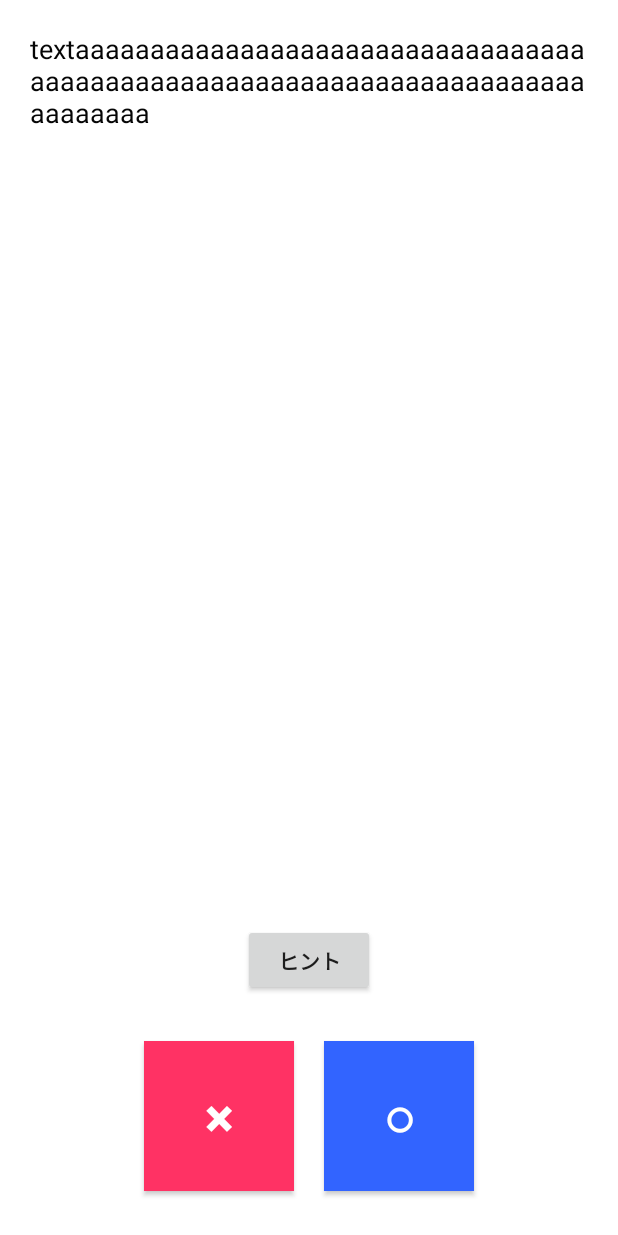
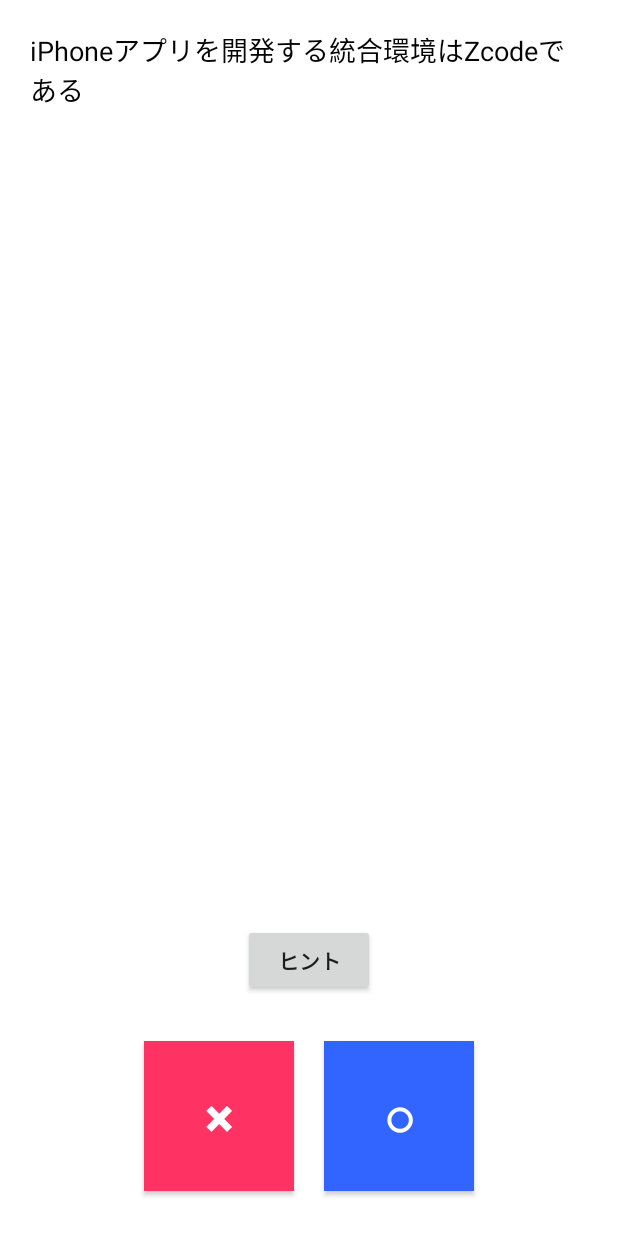
Before and after one commit to yuipuccho/MarubatuApp_android, an Android app: the screen it shows after launch (MainActivity), on a phone screen of 412 x 824 dp. Run offline under Robolectric (Android 15) with nearby library versions, the phone set to English and light mode, and no system bars.

Commit message:
[Add] Show question

```diff
--- a/app/src/main/java/com/example/marubatuapp/MainActivity.kt
+++ b/app/src/main/java/com/example/marubatuapp/MainActivity.kt
@@ -5,11 +5,46 @@ import android.os.Bundle
 import com.example.marubatuapp.databinding.ActivityMainBinding
 
 class MainActivity : Activity() {
+
     private lateinit var binding: ActivityMainBinding
+
+    /** 正解数 */
+    private var correctCount: Int = 0
+
+    /** 現在何問目か */
+    private var currentQuestionNum = 1
+
+    private enum class Questions(val id: Int, val question: Int, val answer: Boolean) {
+        Q1(1, R.string.question1, false),
+        Q2(2, R.string.question2, true),
+        Q3(3, R.string.question3, true),
+        Q4(4, R.string.question4, true);
+
+        companion object {
+            fun getQuestionFromId(id: Int): Questions {
+                return values().first { it.id == id }
+            }
+        }
+    }
+
     override fun onCreate(savedInstanceState: Bundle?) {
         super.onCreate(savedInstanceState)
         binding = ActivityMainBinding.inflate(layoutInflater)
         val view = binding.root
         setContentView(view)
+
+        println(Questions.Q1.id)
+        println(Questions.getQuestionFromId(1).id)
+        println(Questions.values().size)
+        println("aaa")
+
+        showQuestion()
     }
+
+    /** 問題を表示する */
+    private fun showQuestion() {
+        if (currentQuestionNum > Questions.values().size) { return }
+        binding.questionText.setText(Questions.getQuestionFromId(currentQuestionNum).question)
+    }
+
 }
--- a/app/src/main/res/layout/activity_main.xml
+++ b/app/src/main/res/layout/activity_main.xml
@@ -13,7 +13,7 @@
         android:layout_marginStart="20dp"
         android:layout_marginTop="20dp"
         android:layout_marginEnd="20dp"
-        android:text="textaaaaaaaaaaaaaaaaaaaaaaaaaaaaaaaaaaaaaaaaaaaaaaaaaaaaaaaaaaaaaaaaaaaaaaaaaaaaaaa"
+        android:text="text"
         android:textColor="#050505"
         android:textSize="18sp"
         app:layout_constraintEnd_toEndOf="parent"
--- a/app/src/main/res/values/strings.xml
+++ b/app/src/main/res/values/strings.xml
@@ -1,4 +1,10 @@
 <resources>
     <string name="app_name">MarubatuApp</string>
     <string name="hint_button_text">ヒント</string>
+    <string name="question1">iPhoneアプリを開発する統合環境はZcodeである</string>
+    <string name="question2">Xcode画面の右側にはユーティリティーズがある</string>
+    <string name="question3">UILabelは文字列を表示する際に利用する</string>
+    <string name="question4">ドラえもんは常に地面から浮いている</string>
+    <string name="hint_maru">マルだよ</string>
+    <string name="hint_batu">バツだよ</string>
 </resources>
```
